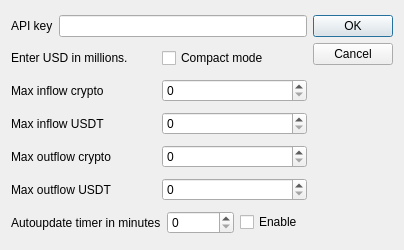
First picture: the form in settings.ui, repository QTinman/whalealert, before the edit.
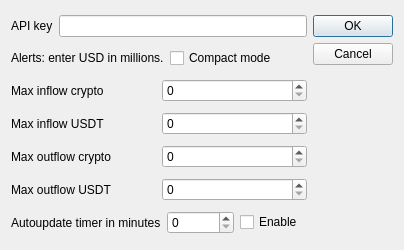
Second picture: the form after the edit. Icons and pictures are not drawn.

Commit message: Bug in flow from Exchanges fixed.

Diff of the .ui file:
```diff
--- a/settings.ui
+++ b/settings.ui
@@ -47,7 +47,7 @@
      <item>
       <widget class="QLabel" name="label_7">
        <property name="text">
-        <string>Enter USD in millions.</string>
+        <string>Alerts: enter USD in millions.</string>
        </property>
       </widget>
      </item>
```
The commit also changes 1 other file.
